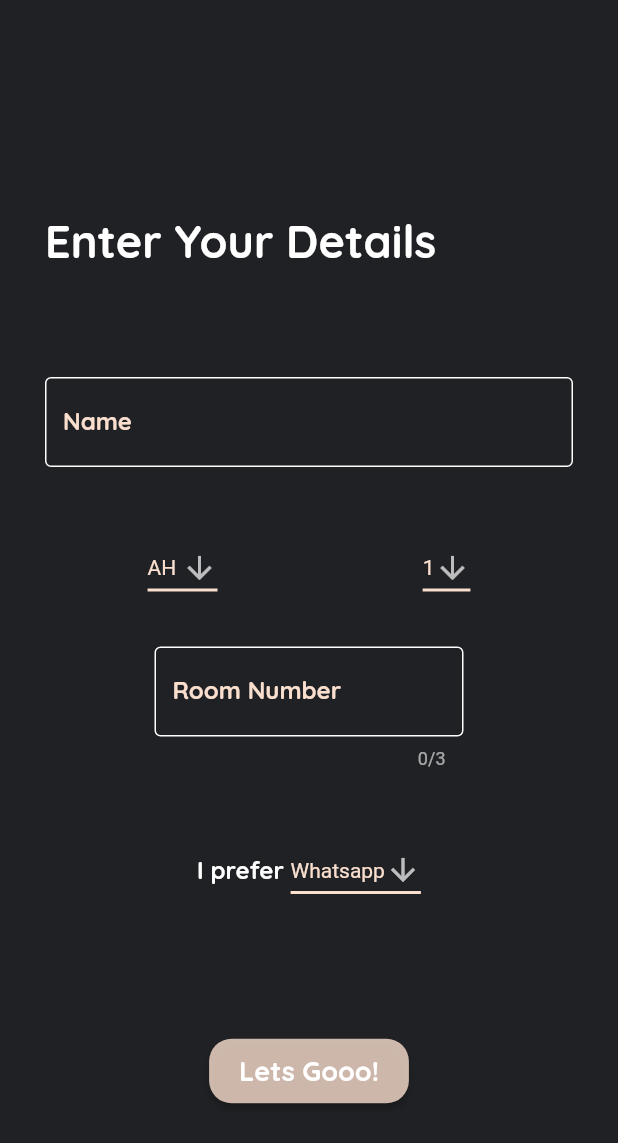
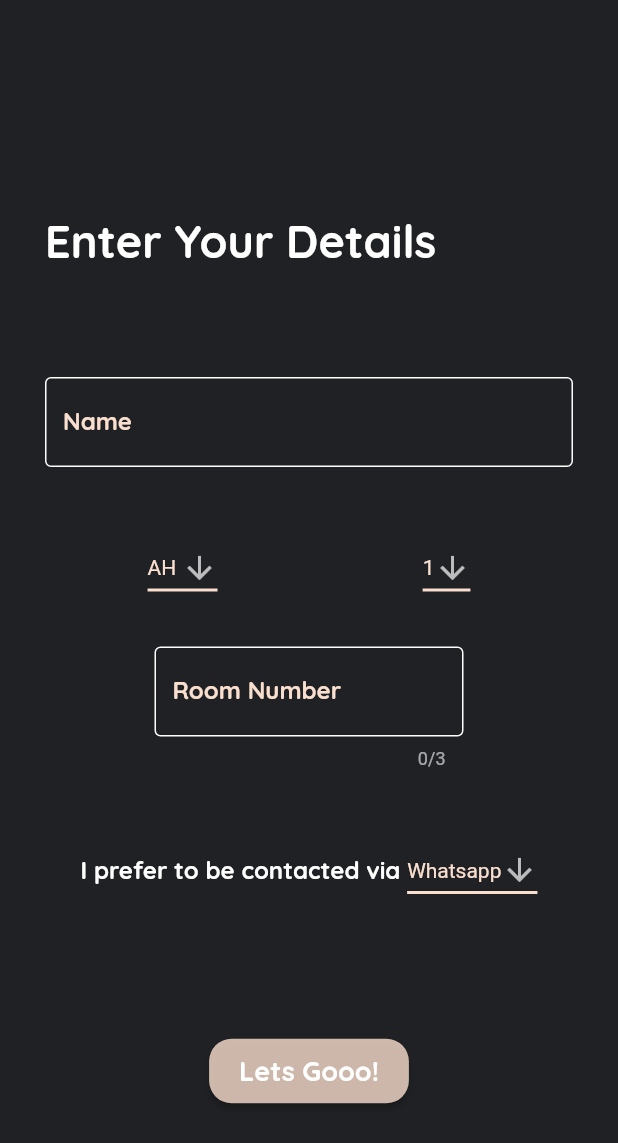
Before and after one commit to Maverick-Wolf/bfg, a Flutter app: the Details screen opened by its route, on a phone screen of 412 x 824 dp. Shown: the top 1143 px of the screen. Run offline on Flutter 3.47's test engine with Material 2 defaults, Android fonts, the phone set to English and light mode, and no system bars; our stand-ins replace animated_text_kit, cloud_firestore, firebase_auth, firebase_core; accounts and stored records are empty.

Commit message:
1 line change :/

```diff
--- a/lib/screens/login/enter_details.dart
+++ b/lib/screens/login/enter_details.dart
@@ -160,7 +160,7 @@ class _DetailsState extends State<Details> {
       mainAxisAlignment: MainAxisAlignment.center,
       children: [
         Text(
-          "I prefer ",
+          "I prefer to be contacted via ",
           style: TextStyle(
               color: _theme.tertiaryColor,
               fontSize: 16.0,
```
